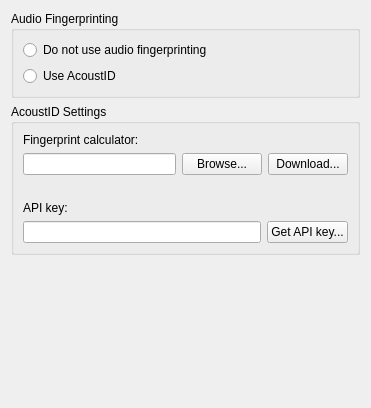
Old version of the form ui/options_fingerprinting.ui in the repository metabrainz/picard.
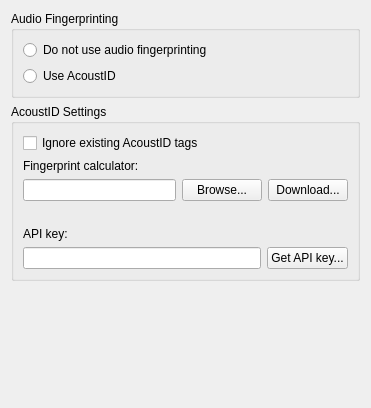
New version of the form.

Commit message: Add ignore existing acoustid option to UI

```diff
--- a/ui/options_fingerprinting.ui
+++ b/ui/options_fingerprinting.ui
@@ -43,6 +43,13 @@
       <string>AcoustID Settings</string>
      </property>
      <layout class="QVBoxLayout" name="verticalLayout_2">
+      <item>
+       <widget class="QCheckBox" name="ignore_existing_acoustid">
+        <property name="text">
+         <string>Ignore existing AcoustID tags</string>
+        </property>
+       </widget>
+      </item>
       <item>
        <widget class="QLabel" name="label">
         <property name="text">
```
The commit also changes 1 other file.
